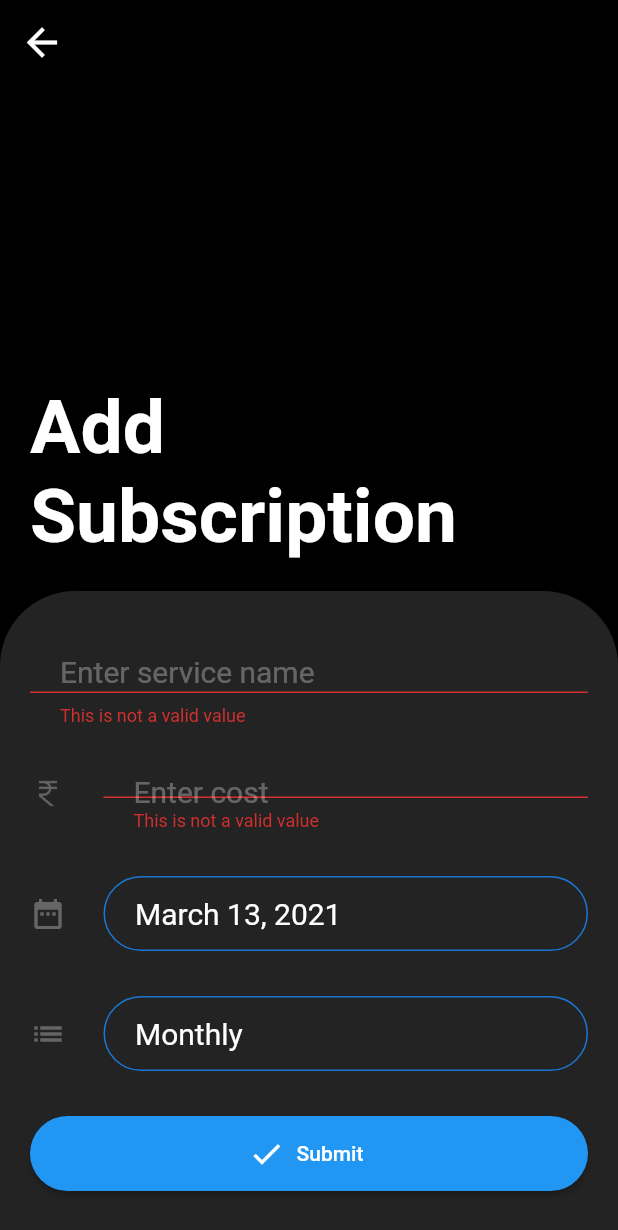
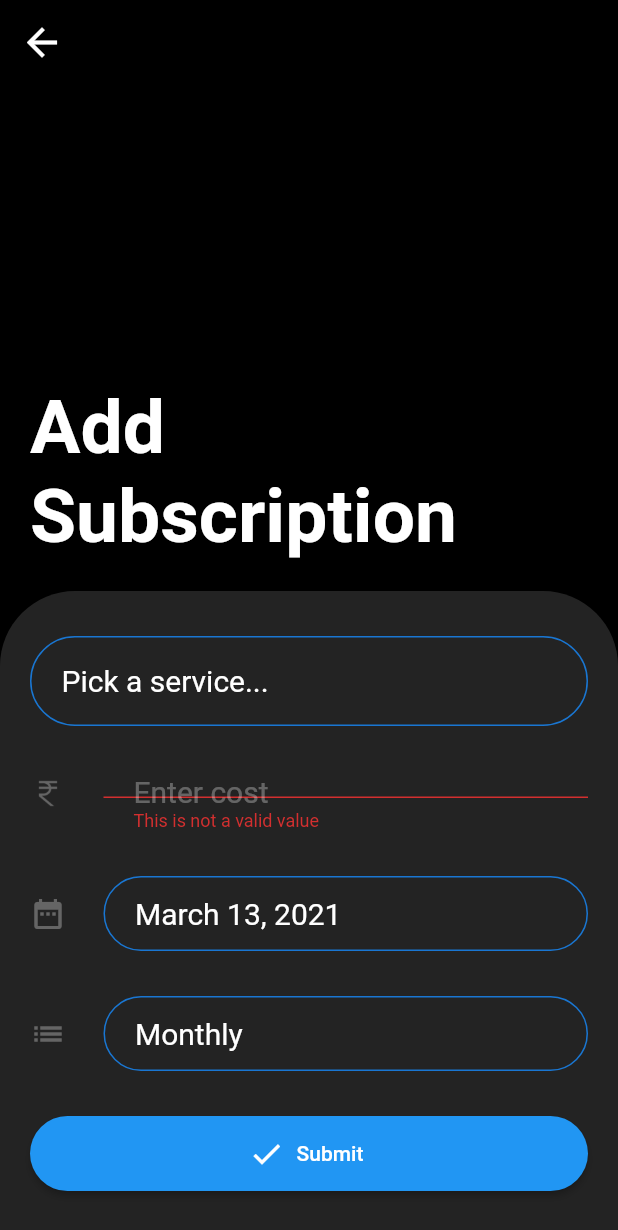
Before and after one commit to Tak1za/SubscriptionTracker, a Flutter app: the AddSubscription screen opened directly, after a tap on "Submit", on a phone screen of 412 x 824 dp. Shown: the top 1230 px of the screen. Run offline on Flutter 3.47's test engine with Material 2 defaults, Android fonts, the light colour scheme and no system bars; our stand-ins replace page_transition, sqflite; missing offline and left inert: flutter_material_pickers; accounts and stored records are empty.

Commit message:
Added pre-defined services

```diff
--- a/lib/models/subscription.dart
+++ b/lib/models/subscription.dart
@@ -27,12 +27,3 @@ class Subscription {
         subscriptionPeriod: map["period"],
       );
 }
-
-enum SubscriptionPeriod {
-  Daily,
-  Alternate,
-  Weekly,
-  Monthly,
-  Biannual,
-  Annually
-}
--- a/lib/widgets/forms/add_subscription_form.dart
+++ b/lib/widgets/forms/add_subscription_form.dart
@@ -6,12 +6,12 @@ import 'add_subscription_form_fields/payment_date.dart';
 import 'add_subscription_form_fields/service_name.dart';
 import 'add_subscription_form_fields/submit_button.dart';
 import 'add_subscription_form_fields/subscription_cost.dart';
-import 'add_subscription_form_fields/subscription_period_widget.dart';
+import 'add_subscription_form_fields/subscription_period.dart';
 
 class AddSubscriptionForm extends StatelessWidget {
-  final focusSubscriptionCost = FocusNode();
   final DateTime _selectedDate = DateTime.now();
   final String _selectedSubscriptionPeriod = "Monthly";
+  final String _selectedService = "Pick a service...";
   final _formKey = GlobalKey<FormState>();
   final Subscription subscription = Subscription();
 
@@ -35,12 +35,11 @@ class AddSubscriptionForm extends StatelessWidget {
             children: <Widget>[
               ServiceName(
                 subscription: subscription,
-                focusSubscriptionCost: focusSubscriptionCost,
+                serviceName: _selectedService
               ),
               SizedBox(height: 20.0),
               SubscriptionCost(
                 subscription: subscription,
-                focusSubscriptionCost: focusSubscriptionCost,
               ),
               SizedBox(height: 30.0),
               PaymentDate(
@@ -48,13 +47,14 @@ class AddSubscriptionForm extends StatelessWidget {
                 subscription: subscription,
               ),
               SizedBox(height: 30.0),
-              SubscriptionPeriodWidget(
+              SubscriptionPeriod(
                 selectedSubscriptionPeriod: _selectedSubscriptionPeriod,
                 subscription: subscription,
               ),
               SizedBox(height: 30.0),
               SubmitButton(
                 formKey: _formKey,
+                selectedService: _selectedService,
                 selectedDate: _selectedDate,
                 selectedSubscriptionPeriod: _selectedSubscriptionPeriod,
                 subscription: subscription,
--- a/lib/widgets/forms/add_subscription_form_fields/service_name.dart
+++ b/lib/widgets/forms/add_subscription_form_fields/service_name.dart
@@ -1,62 +1,75 @@
 import 'package:flutter/cupertino.dart';
 import 'package:flutter/material.dart';
+import 'package:flutter_material_pickers/helpers/show_scroll_picker.dart';
 import 'package:subscriber/models/subscription.dart';
 
-class ServiceName extends StatelessWidget {
+class ServiceName extends StatefulWidget {
   final Subscription subscription;
-  final FocusNode focusSubscriptionCost;
+  final String serviceName;
 
   ServiceName(
-      {Key key, @required this.subscription, this.focusSubscriptionCost})
+      {Key key, @required this.subscription, this.serviceName})
       : super(key: key);
+
+  @override
+  _ServiceNameState createState() => _ServiceNameState();
+}
+
+class _ServiceNameState extends State<ServiceName> {
+  final List<String> _serviceNames = <String>[
+    "Amazon Prime",
+    "Google One",
+    "Disney+ Hotstar",
+    "Netflix",
+    "Zee5",
+    "Xbox",
+  ];
+  String _selectedService;
+
+  @override
+  void initState() {
+    _selectedService = widget.serviceName;
+    super.initState();
+  }
 
   @override
   Widget build(BuildContext context) {
     return Container(
       height: 60.0,
-      child: TextFormField(
-        // ignore: missing_return
-        validator: (String value) {
-          if (value.isEmpty) {
-            return 'This is not a valid value';
-          }
-        },
-        onFieldSubmitted: (v) {
-          FocusScope.of(context).requestFocus(focusSubscriptionCost);
-        },
-        onSaved: (String value) {
-          subscription.serviceName = value;
-        },
-        decoration: InputDecoration(
-          enabledBorder: OutlineInputBorder(
-            borderRadius: BorderRadius.all(
-              Radius.circular(50.0),
-            ),
-            borderSide: BorderSide(
+      child: GestureDetector(
+        onTap: () => _servicePicker(context),
+        child: Container(
+          height: 50.0,
+          padding: EdgeInsets.only(left: 20.0),
+          alignment: Alignment.centerLeft,
+          decoration: BoxDecoration(
+            border: Border.all(
               color: Theme.of(context).accentColor,
             ),
+            borderRadius: BorderRadius.all(Radius.circular(40.0)),
           ),
-          focusedBorder: OutlineInputBorder(
-            borderRadius: BorderRadius.all(
-              Radius.circular(50.0),
-            ),
-            borderSide: BorderSide(
-              color: Theme.of(context).selectedRowColor,
-              width: 2.0,
+          child: Text(
+            _selectedService,
+            style: TextStyle(
+              fontSize: 20.0,
+              color: Colors.white,
             ),
           ),
-          hintText: 'Enter service name',
-          hintStyle: TextStyle(
-            color: Colors.white30,
-            fontSize: 20.0,
-          ),
-          contentPadding: EdgeInsets.only(left: 20.0),
-        ),
-        style: TextStyle(
-          color: Colors.white,
-          fontSize: 20.0,
         ),
       ),
     );
   }
+
+  _servicePicker(BuildContext context) async {
+    showMaterialScrollPicker(
+      context: context,
+      title: "Services",
+      items: _serviceNames,
+      selectedItem: widget.serviceName,
+      onChanged: (value) => setState(() {
+        _selectedService = value;
+        widget.subscription.serviceName = _selectedService;
+      }),
+    );
+  }
 }
--- a/lib/widgets/forms/add_subscription_form_fields/submit_button.dart
+++ b/lib/widgets/forms/add_subscription_form_fields/submit_button.dart
@@ -6,6 +6,7 @@ import 'package:subscriber/state/state_manager.dart';
 
 class SubmitButton extends StatelessWidget {
   final GlobalKey<FormState> formKey;
+  final String selectedService;
   final Subscription subscription;
   final DateTime selectedDate;
   final String selectedSubscriptionPeriod;
@@ -13,6 +14,7 @@ class SubmitButton extends StatelessWidget {
   SubmitButton({
     Key key,
     @required this.formKey,
+    this.selectedService,
     this.selectedDate,
     this.selectedSubscriptionPeriod,
     this.subscription,
--- a/lib/widgets/forms/add_subscription_form_fields/subscription_cost.dart
+++ b/lib/widgets/forms/add_subscription_form_fields/subscription_cost.dart
@@ -4,12 +4,10 @@ import 'package:subscriber/models/subscription.dart';
 
 class SubscriptionCost extends StatelessWidget {
   final Subscription subscription;
-  final FocusNode focusSubscriptionCost;
 
   SubscriptionCost({
     Key key,
     @required this.subscription,
-    this.focusSubscriptionCost,
   }) : super(key: key);
 
   @override
@@ -41,7 +39,6 @@ class SubscriptionCost extends StatelessWidget {
               onSaved: (String value) {
                 subscription.subscriptionCost = int.tryParse(value);
               },
-              focusNode: focusSubscriptionCost,
               keyboardType: TextInputType.number,
               decoration: InputDecoration(
                 enabledBorder: OutlineInputBorder(
--- a/lib/widgets/forms/add_subscription_form_fields/subscription_period_widget.dart
+++ b/lib/widgets/forms/add_subscription_form_fields/subscription_period.dart
@@ -3,22 +3,22 @@ import 'package:flutter/material.dart';
 import 'package:flutter_material_pickers/helpers/show_scroll_picker.dart';
 import 'package:subscriber/models/subscription.dart';
 
-class SubscriptionPeriodWidget extends StatefulWidget {
+class SubscriptionPeriod extends StatefulWidget {
   final String selectedSubscriptionPeriod;
   final Subscription subscription;
 
-  SubscriptionPeriodWidget({
+  SubscriptionPeriod({
     Key key,
     this.selectedSubscriptionPeriod,
     @required this.subscription,
   }) : super(key: key);
 
   @override
-  _SubscriptionPeriodWidgetState createState() =>
-      _SubscriptionPeriodWidgetState();
+  _SubscriptionPeriodState createState() =>
+      _SubscriptionPeriodState();
 }
 
-class _SubscriptionPeriodWidgetState extends State<SubscriptionPeriodWidget> {
+class _SubscriptionPeriodState extends State<SubscriptionPeriod> {
   final List<String> _subscriptionPeriods = <String>[
     "Daily",
     "Alternate",
--- a/pubspec.yaml
+++ b/pubspec.yaml
@@ -31,7 +31,6 @@ dependencies:
   provider: ^5.0.0
   sqflite: ^1.3.0
   path:
-
 
   # The following adds the Cupertino Icons font to your application.
   # Use with the CupertinoIcons class for iOS style icons.
```
